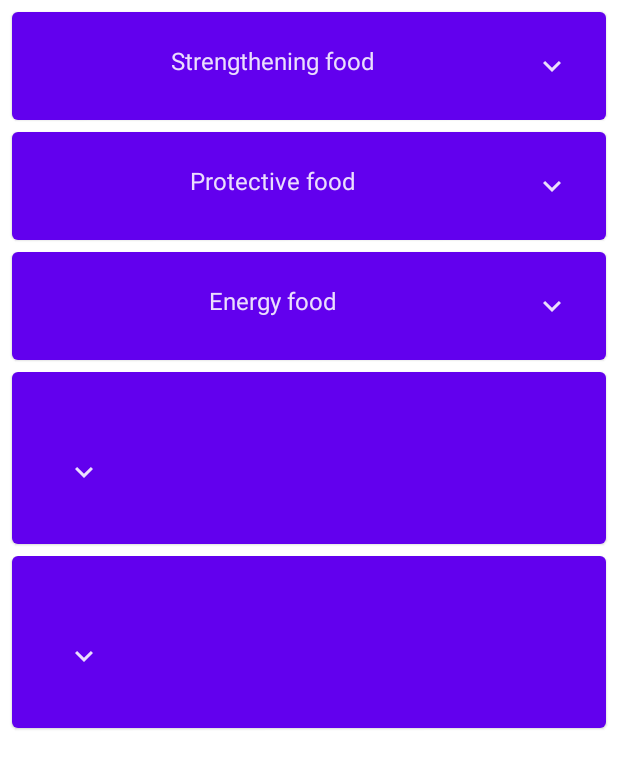
After one commit to s194582/Nepalprojekt, an Android app built with Jetpack Compose: the composable RecipesAdult shown on its own in the app's theme, on a phone screen of 412 x 824 dp. The commit adds this screen. Shown: the top 769 px of the screen. Run offline under Robolectric (Android 15) with nearby library versions, the phone set to English and light mode, and no system bars.

Commit message:
Adult Recipe page begun

```diff
--- /dev/null
+++ b/app/src/main/java/com/example/nepalprojekt/ui/theme/recipes/RecipesAdult.kt
@@ -0,0 +1,55 @@
+package com.example.nepalprojekt.ui.theme.recipes
+
+import androidx.compose.foundation.layout.padding
+import androidx.compose.foundation.lazy.LazyColumn
+import androidx.compose.foundation.lazy.items
+import androidx.compose.runtime.Composable
+import androidx.compose.ui.Modifier
+import androidx.compose.ui.res.painterResource
+import androidx.compose.ui.res.stringResource
+import androidx.compose.ui.unit.dp
+import androidx.navigation.NavController
+import com.example.nepalprojekt.R
+import com.example.nepalprojekt.ui.theme.InfoBoxes
+import com.example.nepalprojekt.ui.theme.InfoBoxesExpandable
+
+/** Recipes for adults. Contains an introduction, pictures of food groups in expandable boxes and then two recipes */
+@Composable
+fun RecipesAdult (
+    navController: NavController,
+    titles: List<String> = List(1) {"$it"}
+) {
+    LazyColumn(modifier = Modifier.padding(vertical = 4.dp)) {
+        items(items = titles) { title ->
+// INTRO
+
+            InfoBoxesExpandable( // Strengthening food
+                title = "Strengthening food", null,
+                description = "",
+                image2 = null, null, null, null, null,null, null,null, null,null
+            )
+            InfoBoxesExpandable( // Protective food
+                title = "Protective food", null,
+                description = "",
+                image2 = null, null, null, null, null,null, null,null, null,null
+            )
+            InfoBoxesExpandable( // Energy food
+                title = "Energy food", null,
+                description = "",
+                image2 = null, null, null, null, null,null, null,null, null,null
+            )
+            //OVERSKRIFT TIL OPSKRIFTER
+            InfoBoxes(title = "", description = "", image = null) {
+                //Route for recipe Water cress curry
+            }
+            InfoBoxes(title = "", description = "", image = null) {
+                //Route for recipe Cauliflower curry
+            }
+        }
+    }
+}
+
+@Composable
+fun ResAdultIntro () {
+
+}
```
Also changed, not shown: app/src/main/java/com/example/nepalprojekt/MainActivity.kt (+0 -11 lines), app/src/main/java/com/example/nepalprojekt/ui/theme/HealthInformationChild.kt (+13 -15 lines), app/src/main/java/com/example/nepalprojekt/ui/theme/recipes/RecipesChild.kt (+1 -88 lines).
